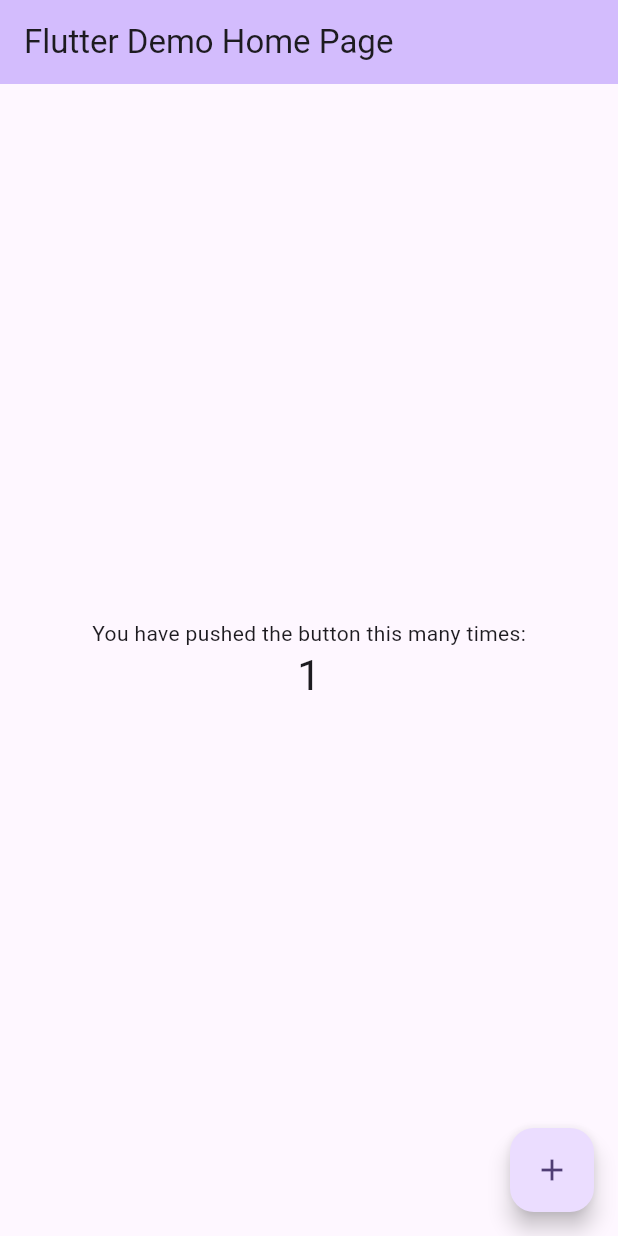
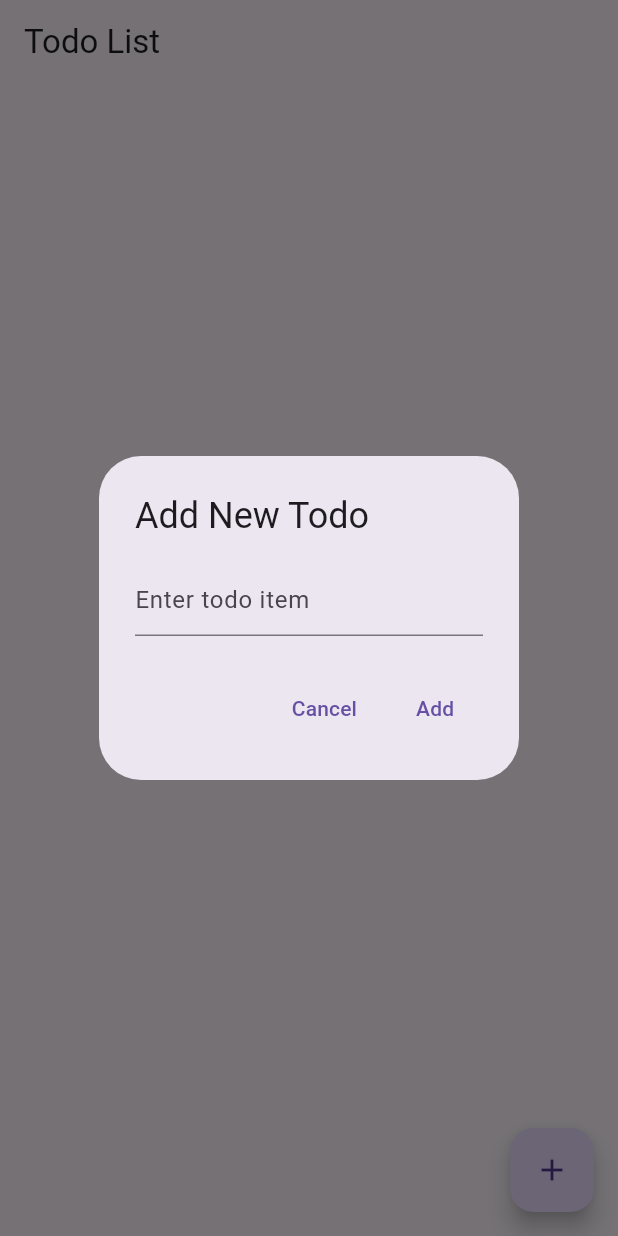
Before and after one commit to yaroslavsolokha/todo, a Flutter app: the screen it shows after launch, after a tap on the "add" icon, on a phone screen of 412 x 824 dp. Run offline on Flutter 3.47's test engine with Material 3 defaults, Android fonts, the phone set to English and light mode, and no system bars.

Commit message:
preparing main page

```diff
--- a/lib/main.dart
+++ b/lib/main.dart
@@ -1,125 +1,123 @@
 import 'package:flutter/material.dart';
 
 void main() {
-  runApp(const MyApp());
+  runApp(const TodoApp());
 }
 
-class MyApp extends StatelessWidget {
-  const MyApp({super.key});
-
-  // This widget is the root of your application.
+class TodoApp extends StatelessWidget {
+  const TodoApp({super.key});
   @override
   Widget build(BuildContext context) {
     return MaterialApp(
-      title: 'Flutter Demo',
+      title: 'Todo App',
       theme: ThemeData(
-        // This is the theme of your application.
-        //
-        // TRY THIS: Try running your application with "flutter run". You'll see
-        // the application has a purple toolbar. Then, without quitting the app,
-        // try changing the seedColor in the colorScheme below to Colors.green
-        // and then invoke "hot reload" (save your changes or press the "hot
-        // reload" button in a Flutter-supported IDE, or press "r" if you used
-        // the command line to start the app).
-        //
-        // Notice that the counter didn't reset back to zero; the application
-        // state is not lost during the reload. To reset the state, use hot
-        // restart instead.
-        //
-        // This works for code too, not just values: Most code changes can be
-        // tested with just a hot reload.
-        colorScheme: ColorScheme.fromSeed(seedColor: Colors.deepPurple),
-        useMaterial3: true,
+        primarySwatch: Colors.blue,
       ),
-      home: const MyHomePage(title: 'Flutter Demo Home Page'),
+      home: const TodoListPage(),
     );
   }
 }
 
-class MyHomePage extends StatefulWidget {
-  const MyHomePage({super.key, required this.title});
-
-  // This widget is the home page of your application. It is stateful, meaning
-  // that it has a State object (defined below) that contains fields that affect
-  // how it looks.
-
-  // This class is the configuration for the state. It holds the values (in this
-  // case the title) provided by the parent (in this case the App widget) and
-  // used by the build method of the State. Fields in a Widget subclass are
-  // always marked "final".
-
-  final String title;
+class TodoListPage extends StatefulWidget {
+  const TodoListPage({super.key});
 
   @override
-  State<MyHomePage> createState() => _MyHomePageState();
+  State<TodoListPage> createState() => _TodoListPageState();
 }
 
-class _MyHomePageState extends State<MyHomePage> {
-  int _counter = 0;
+class _TodoListPageState extends State<TodoListPage> {
+  // List to store todo items with a bool to track completion
+  List<Map<String, dynamic>> todoItems = [];
 
-  void _incrementCounter() {
+  // Controller to handle input for new todo
+  final TextEditingController _textController = TextEditingController();
+
+  // Function to show the dialog to add a new todo
+  void _addTodoDialog() {
+    showDialog(
+      context: context,
+      builder: (BuildContext context) {
+        return AlertDialog(
+          title: const Text('Add New Todo'),
+          content: TextField(
+            controller: _textController,
+            decoration: const InputDecoration(hintText: 'Enter todo item'),
+          ),
+          actions: <Widget>[
+            TextButton(
+              child: const Text('Cancel'),
+              onPressed: () {
+                Navigator.of(context).pop();
+              },
+            ),
+            TextButton(
+              child: Text('Add'),
+              onPressed: () {
+                setState(() {
+                  todoItems
+                      .add({'task': _textController.text, 'completed': false});
+                  _textController.clear();
+                });
+                Navigator.of(context).pop();
+              },
+            ),
+          ],
+        );
+      },
+    );
+  }
+
+  // Function to toggle the completion of a todo item
+  void _toggleCompletion(int index) {
     setState(() {
-      // This call to setState tells the Flutter framework that something has
-      // changed in this State, which causes it to rerun the build method below
-      // so that the display can reflect the updated values. If we changed
-      // _counter without calling setState(), then the build method would not be
-      // called again, and so nothing would appear to happen.
-      _counter++;
+      todoItems[index]['completed'] = !todoItems[index]['completed'];
+    });
+  }
+
+  // Function to remove a todo item
+  void _removeTodoItem(int index) {
+    setState(() {
+      todoItems.removeAt(index);
     });
   }
 
   @override
   Widget build(BuildContext context) {
-    // This method is rerun every time setState is called, for instance as done
-    // by the _incrementCounter method above.
-    //
-    // The Flutter framework has been optimized to make rerunning build methods
-    // fast, so that you can just rebuild anything that needs updating rather
-    // than having to individually change instances of widgets.
     return Scaffold(
       appBar: AppBar(
-        // TRY THIS: Try changing the color here to a specific color (to
-        // Colors.amber, perhaps?) and trigger a hot reload to see the AppBar
-        // change color while the other colors stay the same.
-        backgroundColor: Theme.of(context).colorScheme.inversePrimary,
-        // Here we take the value from the MyHomePage object that was created by
-        // the App.build method, and use it to set our appbar title.
-        title: Text(widget.title),
+        title: const Text('Todo List'),
       ),
-      body: Center(
-        // Center is a layout widget. It takes a single child and positions it
-        // in the middle of the parent.
-        child: Column(
-          // Column is also a layout widget. It takes a list of children and
-          // arranges them vertically. By default, it sizes itself to fit its
-          // children horizontally, and tries to be as tall as its parent.
-          //
-          // Column has various properties to control how it sizes itself and
-          // how it positions its children. Here we use mainAxisAlignment to
-          // center the children vertically; the main axis here is the vertical
-          // axis because Columns are vertical (the cross axis would be
-          // horizontal).
-          //
-          // TRY THIS: Invoke "debug painting" (choose the "Toggle Debug Paint"
-          // action in the IDE, or press "p" in the console), to see the
-          // wireframe for each widget.
-          mainAxisAlignment: MainAxisAlignment.center,
-          children: <Widget>[
-            const Text(
-              'You have pushed the button this many times:',
+      body: ListView.builder(
+        itemCount: todoItems.length,
+        itemBuilder: (context, index) {
+          return ListTile(
+            leading: Checkbox(
+              value: todoItems[index]['completed'],
+              onChanged: (bool? value) {
+                _toggleCompletion(index);
+              },
             ),
-            Text(
-              '$_counter',
-              style: Theme.of(context).textTheme.headlineMedium,
+            title: Text(
+              todoItems[index]['task'],
+              style: TextStyle(
+                decoration: todoItems[index]['completed']
+                    ? TextDecoration.lineThrough
+                    : TextDecoration.none,
+              ),
             ),
-          ],
-        ),
+            trailing: IconButton(
+              icon: const Icon(Icons.delete),
+              color: Colors.red,
+              onPressed: () => _removeTodoItem(index),
+            ),
+          );
+        },
       ),
       floatingActionButton: FloatingActionButton(
-        onPressed: _incrementCounter,
-        tooltip: 'Increment',
+        onPressed: _addTodoDialog,
+        tooltip: 'Add Todo',
         child: const Icon(Icons.add),
-      ), // This trailing comma makes auto-formatting nicer for build methods.
+      ),
     );
   }
 }
```
